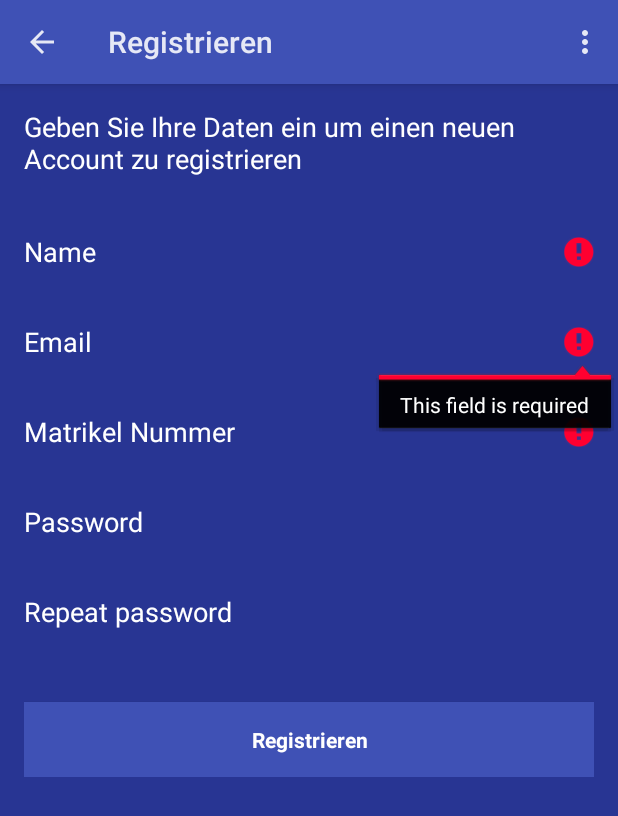
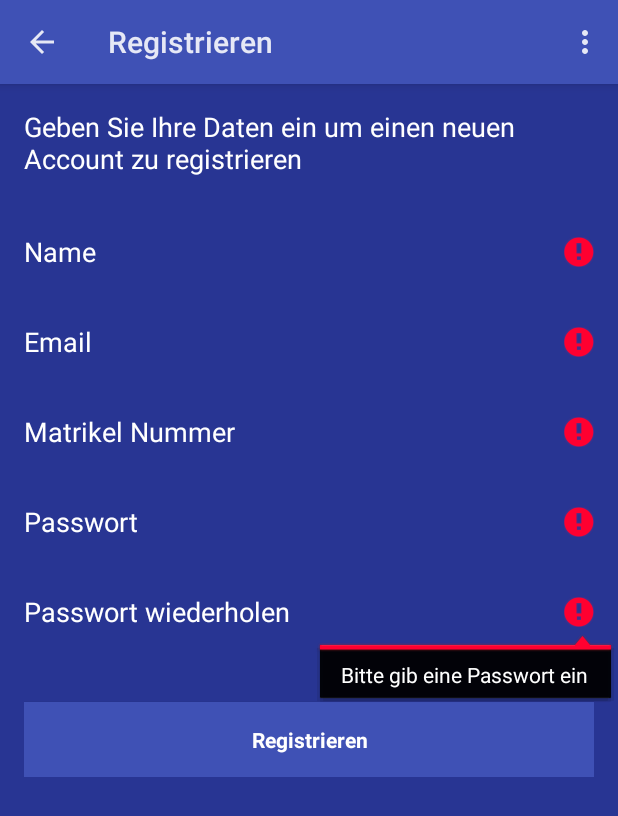
Before and after one commit to manuelroth/gadgetothek-android, an Android app: the RegisterActivity screen opened directly, with no data from a screen before it, after a tap on "Registrieren", on a phone screen of 412 x 824 dp. Shown: the top 816 px of the screen. Run offline under Robolectric (Android 15) with nearby library versions, the phone set to English and light mode, and no system bars.

Commit message:
Updated error messages with german names

```diff
--- a/app/src/main/java/ch/manuelroth/gadgetothek_android/MainViewActivity.java
+++ b/app/src/main/java/ch/manuelroth/gadgetothek_android/MainViewActivity.java
@@ -76,14 +76,14 @@ public class MainViewActivity extends FragmentActivity implements ActionBar.TabL
             LibraryService.logout(input -> {
                 if (input) {
                     Context context = MainViewActivity.this.getApplicationContext();
-                    CharSequence text = "Logout successful";
+                    CharSequence text = "Abmeldung erfolgreich";
                     int duration = Toast.LENGTH_SHORT;
                     Toast.makeText(context, text, duration).show();
                     Intent intent = new Intent(context, LoginActivity.class);
                     startActivity(intent);
                 } else {
                     Context context = MainViewActivity.this.getApplicationContext();
-                    CharSequence text = "Logout unsuccessful";
+                    CharSequence text = "Abmeldung war nicht erfolgreich";
                     int duration = Toast.LENGTH_SHORT;
                     Toast.makeText(context, text, duration).show();
                 }
--- a/app/src/main/java/ch/manuelroth/gadgetothek_android/RegisterActivity.java
+++ b/app/src/main/java/ch/manuelroth/gadgetothek_android/RegisterActivity.java
@@ -43,9 +43,9 @@ public class RegisterActivity extends Activity {
         email = (EditText) findViewById(R.id.email);
         studentNumber = (EditText) findViewById(R.id.matrikelnr);
         firstPassword = (EditText) findViewById(R.id.first_password);
-        firstPassword.setTypeface( Typeface.DEFAULT );
+        firstPassword.setTypeface(Typeface.DEFAULT);
         secondPassword = (EditText) findViewById(R.id.second_password);
-        secondPassword.setTypeface( Typeface.DEFAULT );
+        secondPassword.setTypeface(Typeface.DEFAULT);
         secondPassword.setOnEditorActionListener(new TextView.OnEditorActionListener() {
             @Override
             public boolean onEditorAction(TextView v, int actionId, KeyEvent event) {
@@ -71,7 +71,7 @@ public class RegisterActivity extends Activity {
         registerProgressView = findViewById(R.id.register_progress);
     }
 
-    public void attemptRegister(){
+    public void attemptRegister() {
         // Reset errors.
         name.setError(null);
         email.setError(null);
@@ -90,18 +90,22 @@ public class RegisterActivity extends Activity {
         View focusView = null;
 
         // Check for a name
-        if(name.isEmpty()){
-            this.name.setError(getString(R.string.error_field_required));
+        if (name.isEmpty()) {
+            this.name.setError(getString(R.string.error_noname));
+            focusView = this.name;
+            cancel = true;
         }
 
         // Check for matrikelNr
-        if(matrikelNr.isEmpty()){
-            studentNumber.setError(getString(R.string.error_field_required));
+        if (matrikelNr.isEmpty()) {
+            studentNumber.setError(getString(R.string.error_nomatriklnr));
+            focusView = this.studentNumber;
+            cancel = true;
         }
 
         // Check for a valid email address.
         if (TextUtils.isEmpty(email)) {
-            this.email.setError(getString(R.string.error_field_required));
+            this.email.setError(getString(R.string.error_no_email));
             focusView = this.email;
             cancel = true;
         } else if (!isEmailValid(email)) {
@@ -111,14 +115,22 @@ public class RegisterActivity extends Activity {
         }
 
         // Check for a valid firstPassword, if the user entered one.
-        if (!TextUtils.isEmpty(firstPassword) && !isPasswordValid(firstPassword)) {
+        if (TextUtils.isEmpty(firstPassword)) {
+            this.firstPassword.setError(getString(R.string.error_no_password));
+            focusView = this.firstPassword;
+            cancel = true;
+        } else if (!isPasswordValid(firstPassword)) {
             this.firstPassword.setError(getString(R.string.error_invalid_password));
             focusView = this.firstPassword;
             cancel = true;
         }
 
         // Check for a valid secondPassword, if the user entered one.
-        if (!TextUtils.isEmpty(secondPassword) && !isPasswordValid(secondPassword)) {
+        if (TextUtils.isEmpty(secondPassword)) {
+            this.secondPassword.setError(getString(R.string.error_no_password));
+            focusView = this.secondPassword;
+            cancel = true;
+        } else if (!isPasswordValid(secondPassword)) {
             this.secondPassword.setError(getString(R.string.error_invalid_password));
             focusView = this.secondPassword;
             cancel = true;
@@ -126,7 +138,7 @@ public class RegisterActivity extends Activity {
 
 
         // Check for equality of both passwords
-        if(!firstPassword.equals(secondPassword)){
+        if (!firstPassword.equals(secondPassword)) {
             this.secondPassword.setError(getString(R.string.error_passwords_notequal));
             focusView = this.secondPassword;
             cancel = true;
@@ -146,14 +158,14 @@ public class RegisterActivity extends Activity {
                     if (input) {
                         showProgress(false);
                         Context context = RegisterActivity.this.getApplicationContext();
-                        CharSequence text = "Registration successful";
+                        CharSequence text = "Registration erfolgreich";
                         int duration = Toast.LENGTH_SHORT;
                         Toast.makeText(context, text, duration).show();
                         finish();
                     } else {
                         showProgress(false);
                         Context context = RegisterActivity.this.getApplicationContext();
-                        CharSequence text = "Registration unsuccessful";
+                        CharSequence text = "Registration nicht erfolgreich";
                         int duration = Toast.LENGTH_SHORT;
                         Toast.makeText(context, text, duration).show();
                     }
--- a/app/src/main/res/layout/activity_register.xml
+++ b/app/src/main/res/layout/activity_register.xml
@@ -15,6 +15,7 @@
         style="?android:attr/progressBarStyleLarge"
         android:layout_width="wrap_content"
         android:layout_height="wrap_content"
+        android:layout_gravity="center"
         android:layout_marginTop="20dp"
         android:layout_marginBottom="8dp"
         android:visibility="gone" />
--- a/app/src/main/res/values/strings.xml
+++ b/app/src/main/res/values/strings.xml
@@ -1,13 +1,10 @@
 <?xml version="1.0" encoding="utf-8"?>
 <resources>
-
     <string name="app_name">Gadgetothek</string>
     <string name="title_activity_main_view">Übersicht</string>
     <string name="ausleihe_activity_mainview">Ihre aktuellen Ausleihen</string>
     <string name="reservation_activity_mainview">Ihre aktuellen Reservationen</string>
-    <string name="action_settings">Settings</string>
+    <string name="action_settings">Einstellungen</string>
     <string name="title_activity_register">Registrieren</string>
     <string name="title_activity_reservation">Reservierung hinzufügen</string>
-    <string name="hello_world">Hello world!</string>
-
 </resources>
--- a/app/src/main/res/values/strings_activity_login.xml
+++ b/app/src/main/res/values/strings_activity_login.xml
@@ -3,12 +3,12 @@
     <!-- Strings related to login -->
     <string name="login_text">Willkommen zur HSR Gadget Bibliothek. Loggen Sie sich mit Ihren Daten ein oder registrieren Sie sich neu</string>
     <string name="prompt_email">Email</string>
-    <string name="prompt_password">Password</string>
-    <string name="action_sign_in">Login</string>
+    <string name="prompt_password">Passwort</string>
+    <string name="action_sign_in">Anmelden</string>
     <string name="action_register">Registrieren</string>
 
-    <string name="error_invalid_email">This email address is invalid</string>
-    <string name="error_invalid_password">This password is too short</string>
-    <string name="error_incorrect_password">This password is incorrect</string>
-    <string name="error_field_required">This field is required</string>
+    <string name="error_invalid_email">Email Adresse ist ungültig</string>
+    <string name="error_no_email">Bitte gib eine Email Adresse ein</string>
+    <string name="error_no_password">Bitte gib eine Passwort ein</string>
+    <string name="error_invalid_password">Passwort ist zu kurz (min. 5 Zeichen)</string>
 </resources>
--- a/app/src/main/res/values/strings_activity_mainview.xml
+++ b/app/src/main/res/values/strings_activity_mainview.xml
@@ -5,7 +5,6 @@
     <string name="cancel">Abbrechen</string>
     <string name="ok">Ok</string>
     <string name="createReservation">Reservieren</string>
-    <string name="action_logout">Logout</string>
+    <string name="action_logout">Abmelden</string>
     <string name="action_reservations">Reservieren</string>
-
 </resources>
--- a/app/src/main/res/values/strings_activity_register.xml
+++ b/app/src/main/res/values/strings_activity_register.xml
@@ -1,9 +1,11 @@
 <resources>
 
-    <!-- Strings related to login -->
     <string name="register_text">Geben Sie Ihre Daten ein um einen neuen Account zu registrieren</string>
     <string name="prompt_name">Name</string>
     <string name="prompt_studentnumber">Matrikel Nummer</string>
-    <string name="prompt_secondpassword">Repeat password</string>
-    <string name="error_passwords_notequal">Passwords must be equal</string>
+    <string name="prompt_secondpassword">Passwort wiederholen</string>
+    <string name="error_passwords_notequal">Passwörter stimmen nicht überein</string>
+    <string name="error_noname">Name muss angegeben werden</string>
+    <string name="error_nomatriklnr">Matrikel Nummer muss angegeben werden</string>
+
 </resources>
```
Also changed, not shown: app/src/main/java/ch/manuelroth/gadgetothek_android/LoginActivity.java (+21 -19 lines).
